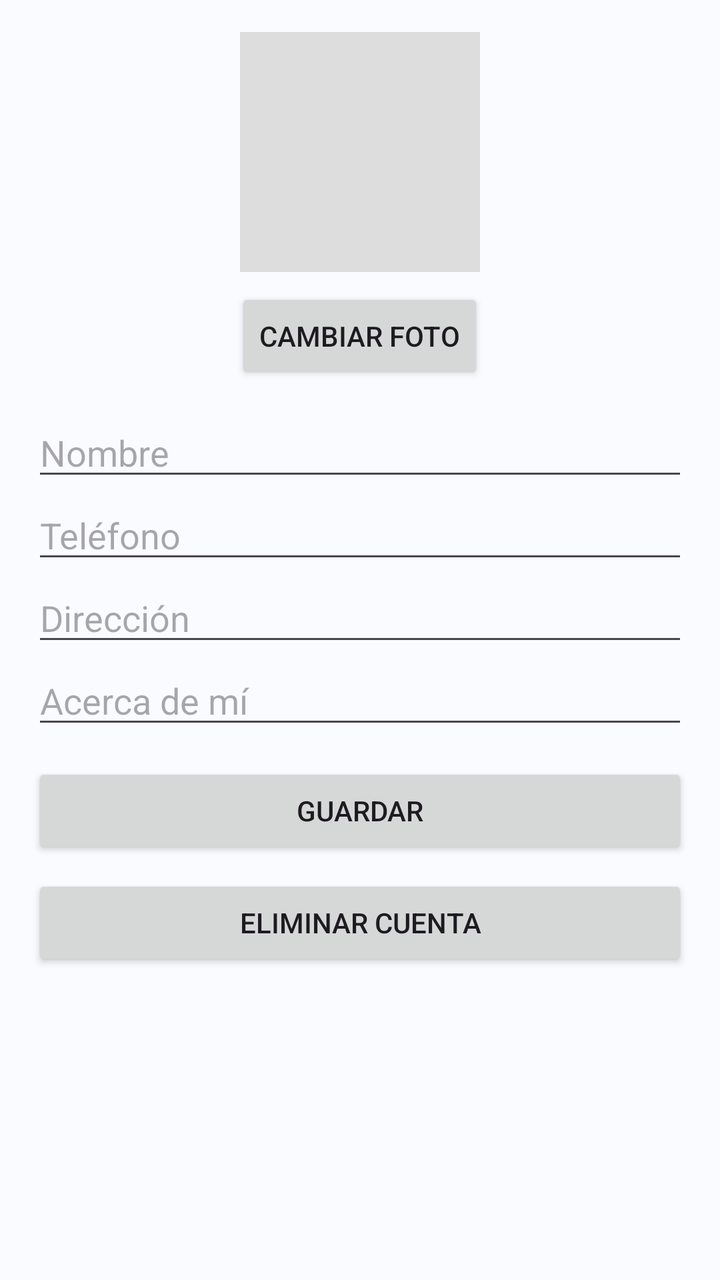
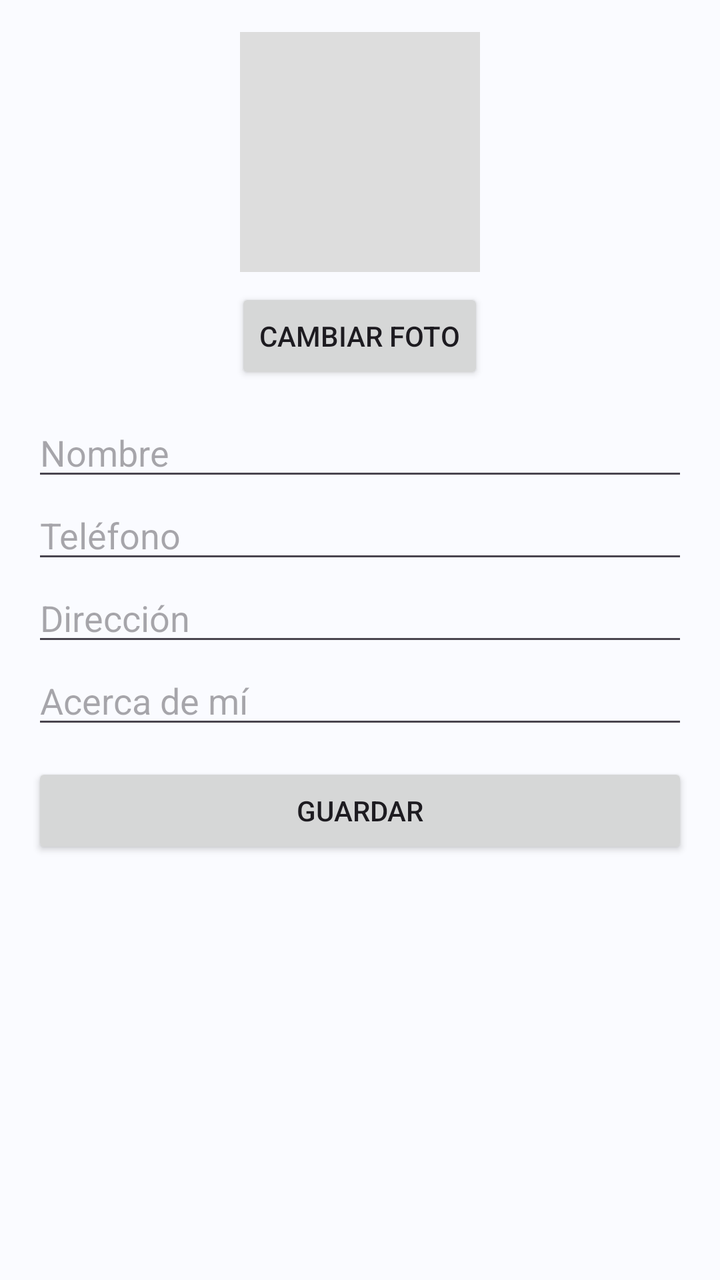

Two renders of the same Android screen: before a commit and after it. Below are the layout's source before the change and the commit's diff.
<!-- AndroidManifest.xml: application theme Theme.RedPro -->
<!-- res/layout/activity_profile.xml -->
<?xml version="1.0" encoding="utf-8"?>
<ScrollView xmlns:android="http://schemas.android.com/apk/res/android"
    android:layout_width="match_parent"
    android:layout_height="match_parent">

    <LinearLayout
        android:layout_width="match_parent"
        android:layout_height="wrap_content"
        android:orientation="vertical"
        android:padding="16dp">

        <ImageView
            android:id="@+id/ivProfile"
            android:layout_width="120dp"
            android:layout_height="120dp"
            android:layout_gravity="center_horizontal"
            android:scaleType="centerCrop"
            android:src="@drawable/placeholder" />

        <Button
            android:id="@+id/btnPickImage"
            android:layout_width="wrap_content"
            android:layout_height="wrap_content"
            android:text="Cambiar foto"
            android:layout_marginTop="8dp"
            android:layout_gravity="center_horizontal" />

        <EditText
            android:id="@+id/etName"
            android:layout_width="match_parent"
            android:layout_height="wrap_content"
            android:hint="Nombre"
            android:layout_marginTop="12dp" />

        <EditText
            android:id="@+id/etPhone"
            android:layout_width="match_parent"
            android:layout_height="wrap_content"
            android:hint="Teléfono" />

        <EditText
            android:id="@+id/etAddress"
            android:layout_width="match_parent"
            android:layout_height="wrap_content"
            android:hint="Dirección" />

        <EditText
            android:id="@+id/etAbout"
            android:layout_width="match_parent"
            android:layout_height="wrap_content"
            android:hint="Acerca de mí" />

        <Button
            android:id="@+id/btnSave"
            android:layout_width="match_parent"
            android:layout_height="wrap_content"
            android:text="Guardar"
            android:layout_marginTop="12dp" />

        <Button
            android:id="@+id/btnDeleteAccount"
            android:layout_width="match_parent"
            android:layout_height="wrap_content"
            android:text="Eliminar cuenta"
            android:layout_marginTop="8dp" />
    </LinearLayout>
</ScrollView>
<!-- resources referenced by this layout -->
<resources>
  <!-- drawable placeholder (drawable) -->
  <?xml version="1.0" encoding="utf-8"?>
  <shape xmlns:android="http://schemas.android.com/apk/res/android"
      android:shape="rectangle">
      <solid android:color="#DDDDDD"/>
  </shape>
  <style name="Theme.RedPro" parent="Theme.Material3.Light.NoActionBar">
          <item name="colorPrimary">@color/primary</item>
          <item name="android:statusBarColor">@color/primary</item>
          <item name="android:navigationBarColor">@color/bg</item>
          <item name="android:windowBackground">@color/bg</item>
      </style>
  <color name="primary">#5B7FFF</color>
  <color name="bg">#FAFBFF</color>
</resources>

<!-- the commit's change to res/layout/activity_profile.xml (unified diff, before → after) -->
@@ -56,12 +56,5 @@
             android:layout_height="wrap_content"
             android:text="Guardar"
             android:layout_marginTop="12dp" />
-
-        <Button
-            android:id="@+id/btnDeleteAccount"
-            android:layout_width="match_parent"
-            android:layout_height="wrap_content"
-            android:text="Eliminar cuenta"
-            android:layout_marginTop="8dp" />
     </LinearLayout>
 </ScrollView>
